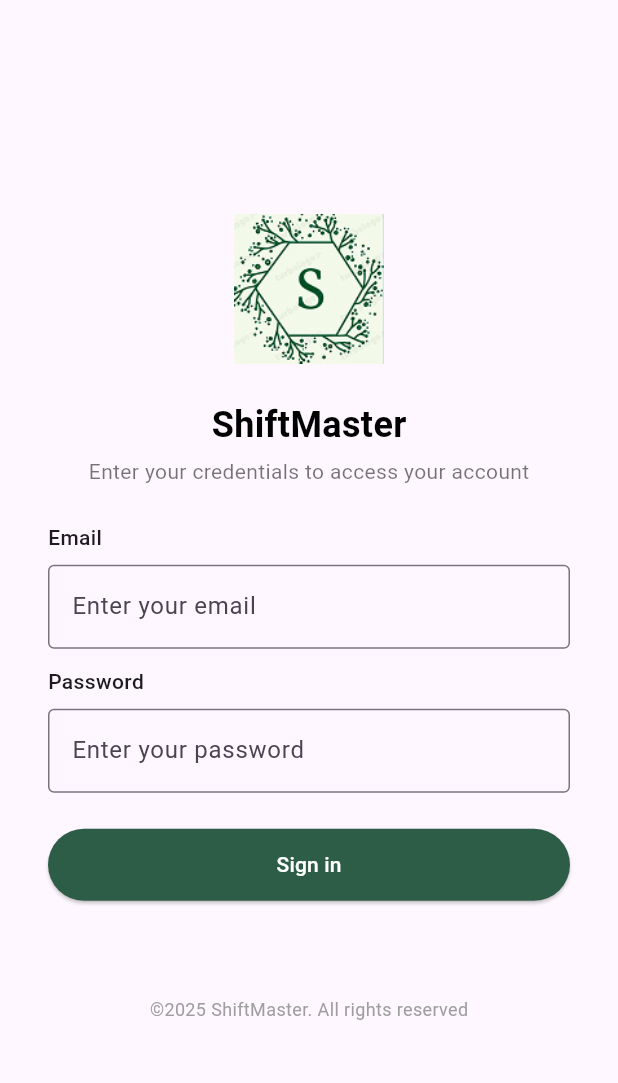
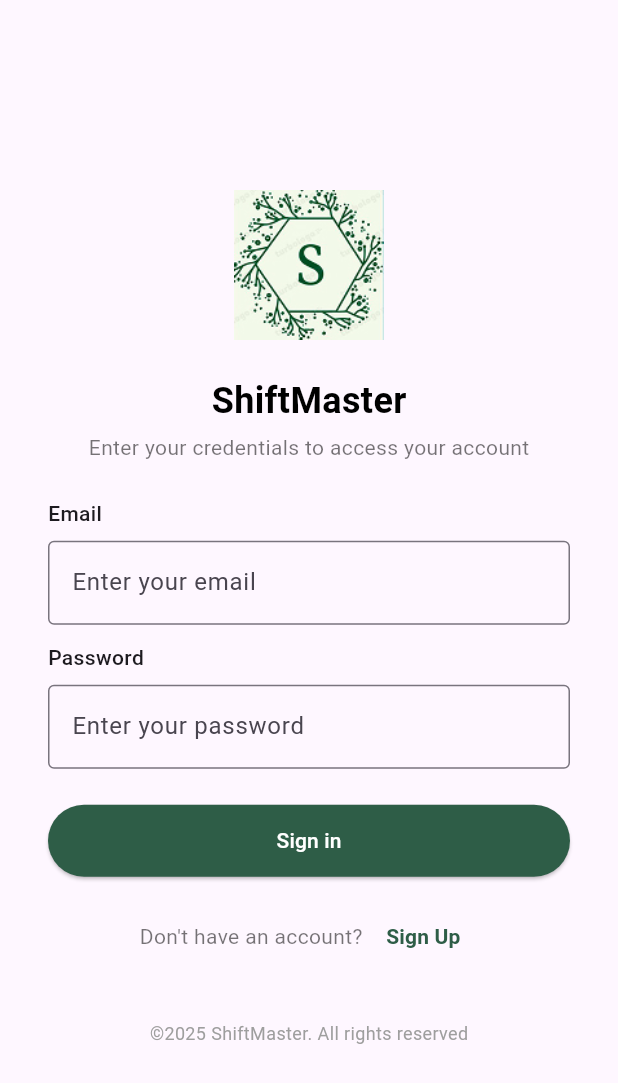
Before and after one commit to NaomiMeseret/Employee_shift_management, a Flutter app: the screen it shows after launch, on a phone screen of 412 x 824 dp. Shown: the top 1083 px of the screen. Run offline on Flutter 3.47's test engine with Material 3 defaults, Android fonts, the phone set to English and light mode, and no system bars; our stand-ins replace dio, fl_chart, flutter_riverpod, table_calendar.

```diff
--- a/frontend/lib/presentation/screens/login_screen.dart
+++ b/frontend/lib/presentation/screens/login_screen.dart
@@ -54,7 +54,7 @@
                 style: TextStyle(fontSize: 14, color: Colors.black54),
               ),
               const SizedBox(height: 24),
-              Align(
+              const Align(
                 alignment: Alignment.centerLeft,
                 child: Text('Email',
                     style: TextStyle(fontWeight: FontWeight.w500)),
@@ -69,7 +69,7 @@
                 ),
               ),
               const SizedBox(height: 12),
-              Align(
+              const Align(
                 alignment: Alignment.centerLeft,
                 child: Text('Password',
                     style: TextStyle(fontWeight: FontWeight.w500)),
@@ -115,7 +115,28 @@
                 ),
               ),
               const SizedBox(height: 16),
-              const SizedBox(height: 48),
+
+              // Sign Up Link
+              Row(
+                mainAxisAlignment: MainAxisAlignment.center,
+                children: [
+                  const Text(
+                    'Don\'t have an account? ',
+                    style: TextStyle(color: Colors.black54),
+                  ),
+                  TextButton(
+                    onPressed: () => Navigator.pushNamed(context, '/signup'),
+                    child: const Text(
+                      'Sign Up',
+                      style: TextStyle(
+                        color: Color(0xFF2E5D47),
+                        fontWeight: FontWeight.w600,
+                      ),
+                    ),
+                  ),
+                ],
+              ),
+              const SizedBox(height: 32),
               const Text(
                 '©2025 ShiftMaster. All rights reserved',
                 style: TextStyle(fontSize: 12, color: Colors.grey),
```
